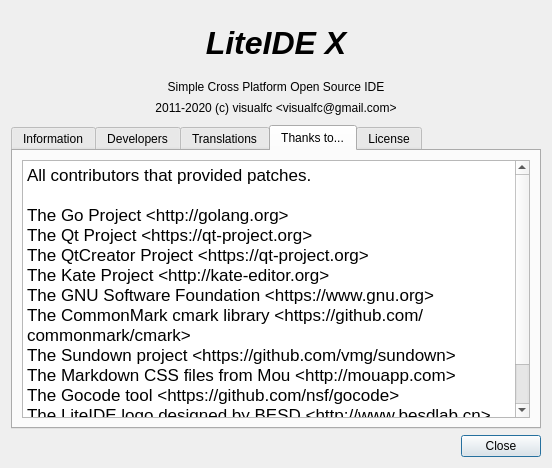
Qt form liteidex/src/liteapp/aboutdialog.ui (visualfc/liteide) before a commit.
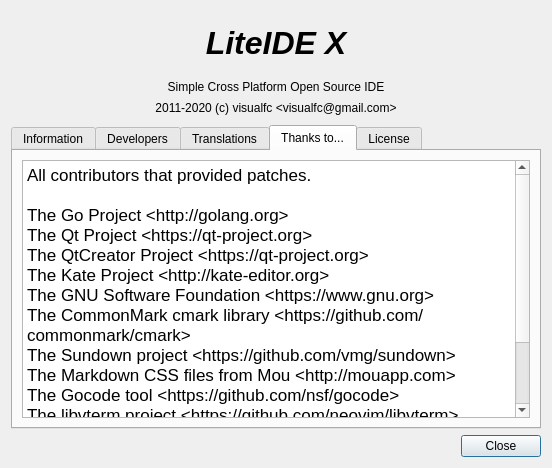
The same form after that commit. The open tabs and pages were chosen to show the change. Icons and pictures are not drawn.

Commit message: liteapp: update thanks info

```diff
--- a/liteidex/src/liteapp/aboutdialog.ui
+++ b/liteidex/src/liteapp/aboutdialog.ui
@@ -562,6 +562,8 @@
 &lt;p style=&quot; margin-top:0px; margin-bottom:0px; margin-left:0px; margin-right:0px; -qt-block-indent:0; text-indent:0px;&quot;&gt;&lt;span style=&quot; font-family:'.SF NS Text';&quot;&gt;The Sundown project &amp;lt;https://github.com/vmg/sundown&amp;gt;&lt;/span&gt;&lt;/p&gt;
 &lt;p style=&quot; margin-top:0px; margin-bottom:0px; margin-left:0px; margin-right:0px; -qt-block-indent:0; text-indent:0px;&quot;&gt;&lt;span style=&quot; font-family:'.SF NS Text';&quot;&gt;The Markdown CSS files from Mou &amp;lt;http://mouapp.com&amp;gt;&lt;/span&gt;&lt;/p&gt;
 &lt;p style=&quot; margin-top:0px; margin-bottom:0px; margin-left:0px; margin-right:0px; -qt-block-indent:0; text-indent:0px;&quot;&gt;&lt;span style=&quot; font-family:'.SF NS Text';&quot;&gt;The Gocode tool &amp;lt;https://github.com/nsf/gocode&amp;gt;&lt;/span&gt;&lt;/p&gt;
+&lt;p style=&quot; margin-top:0px; margin-bottom:0px; margin-left:0px; margin-right:0px; -qt-block-indent:0; text-indent:0px;&quot;&gt;&lt;span style=&quot; font-family:'.SF NS Text';&quot;&gt;The libvterm project &amp;lt;https://github.com/neovim/libvterm&amp;gt;&lt;/span&gt;&lt;/p&gt;
+&lt;p style=&quot; margin-top:0px; margin-bottom:0px; margin-left:0px; margin-right:0px; -qt-block-indent:0; text-indent:0px;&quot;&gt;&lt;span style=&quot; font-family:'.SF NS Text';&quot;&gt;The ptyqt project &amp;lt;https://github.com/kafeg/ptyqt&amp;gt;&lt;/span&gt;&lt;/p&gt;
 &lt;p style=&quot; margin-top:0px; margin-bottom:0px; margin-left:0px; margin-right:0px; -qt-block-indent:0; text-indent:0px;&quot;&gt;&lt;span style=&quot; font-family:'.SF NS Text';&quot;&gt;The LiteIDE logo designed by BESD &amp;lt;http://www.besdlab.cn&amp;gt;&lt;/span&gt;&lt;/p&gt;
 &lt;p style=&quot;-qt-paragraph-type:empty; margin-top:0px; margin-bottom:0px; margin-left:0px; margin-right:0px; -qt-block-indent:0; text-indent:0px; font-family:'.SF NS Text';&quot;&gt;&lt;br /&gt;&lt;/p&gt;
 &lt;p style=&quot; margin-top:0px; margin-bottom:0px; margin-left:0px; margin-right:0px; -qt-block-indent:0; text-indent:0px;&quot;&gt;&lt;span style=&quot; font-family:'.SF NS Text';&quot;&gt;Last, but not least, the open-source community.&lt;/span&gt;&lt;/p&gt;&lt;/body&gt;&lt;/html&gt;</string>
```
